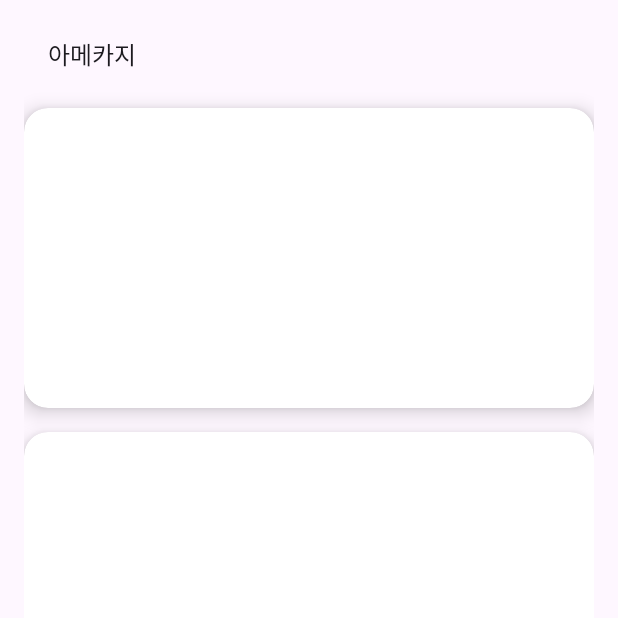
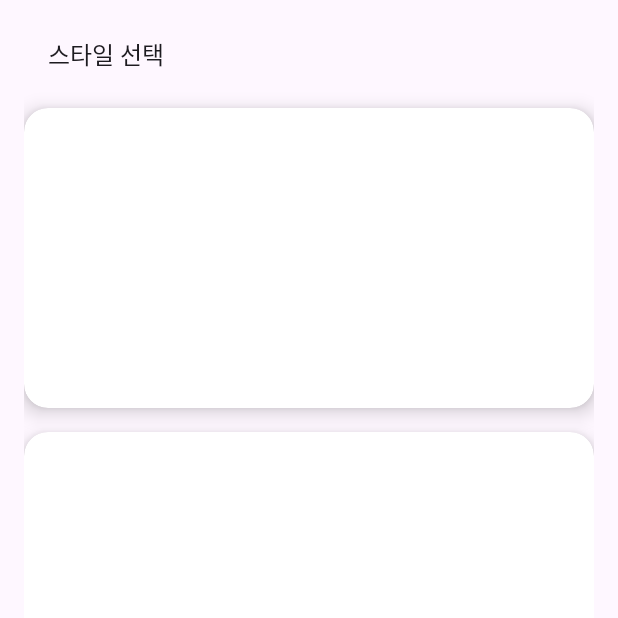
Before and after one commit to 0619-weonbin/weq, an Android app: the screen it shows after launch (MainActivity), on a phone screen of 412 x 824 dp, the top half of it. Run offline under Robolectric (Android 15) with nearby library versions, the phone set to English and light mode, and no system bars; pictures from the network do not load.

Commit message:
spinner 스타일 선택 항목 추가

```diff
--- a/app/src/main/res/values/strings.xml
+++ b/app/src/main/res/values/strings.xml
@@ -3,6 +3,7 @@
     <string name="app_name">Mop</string>
 
     <string-array name="style_array">
+        <item>스타일 선택</item>
         <item>아메카지</item>
         <item>스트릿</item>
         <item>미니멀</item>
```
